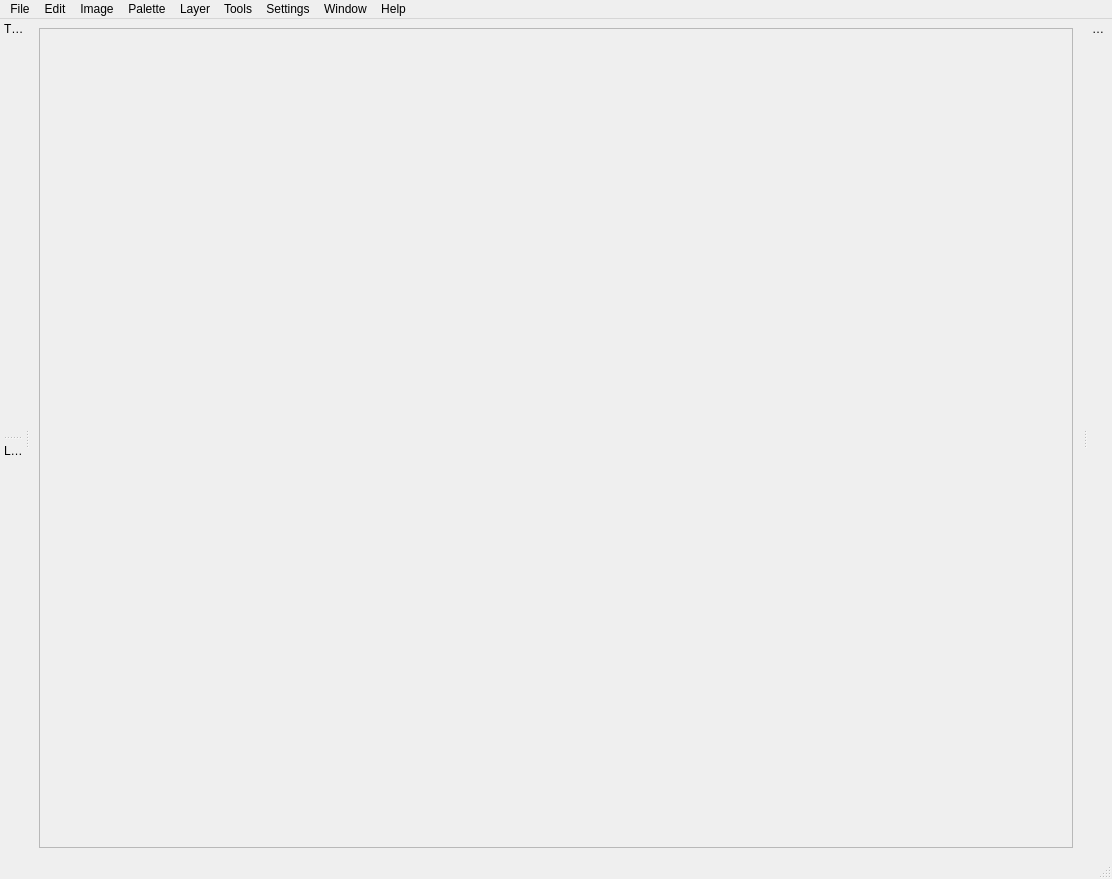
Above: src/ui/mainwindow.ui from Zipeerix/capy-art-studio before the change. Below: the same form after it.
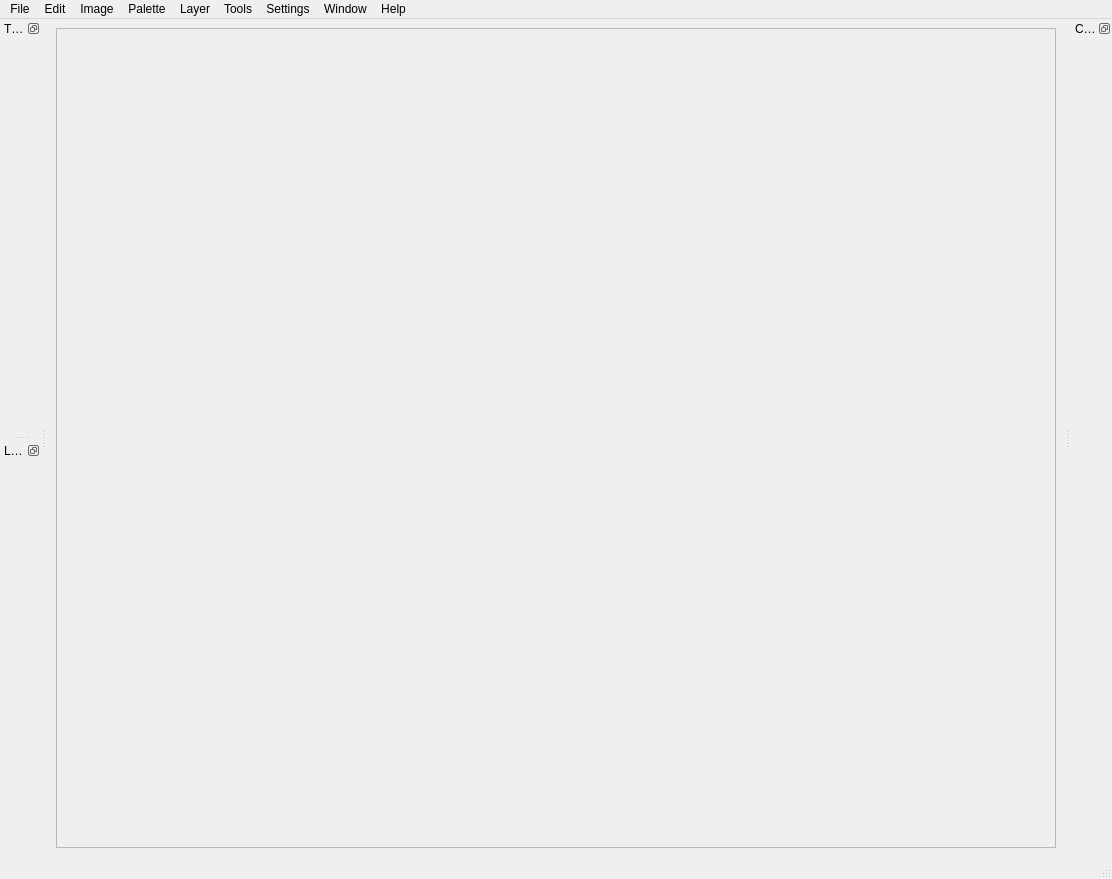
That is the form after the change. Icons and pictures are not drawn. Custom widgets are drawn as their Qt base class.

Patch:
```diff
--- a/src/ui/mainwindow.ui
+++ b/src/ui/mainwindow.ui
@@ -30,8 +30,8 @@
                                 <rect>
                                     <x>0</x>
                                     <y>0</y>
-                                    <width>1040</width>
-                                    <height>783</height>
+         <width>1000</width>
+         <height>802</height>
                                 </rect>
                             </property>
                             <layout class="QHBoxLayout" name="horizontalLayout_2">
@@ -150,7 +150,7 @@
                 <bool>false</bool>
             </property>
             <property name="features">
-                <set>QDockWidget::NoDockWidgetFeatures</set>
+    <set>QDockWidget::DockWidgetFloatable|QDockWidget::DockWidgetMovable</set>
             </property>
             <property name="windowTitle">
                 <string>Tools</string>
@@ -165,7 +165,7 @@
                 <bool>false</bool>
             </property>
             <property name="features">
-                <set>QDockWidget::NoDockWidgetFeatures</set>
+    <set>QDockWidget::DockWidgetFloatable|QDockWidget::DockWidgetMovable</set>
             </property>
             <property name="windowTitle">
                 <string>Color</string>
@@ -177,7 +177,7 @@
         </widget>
         <widget class="DockableWidget" name="layersDock">
             <property name="features">
-                <set>QDockWidget::NoDockWidgetFeatures</set>
+    <set>QDockWidget::DockWidgetFloatable|QDockWidget::DockWidgetMovable</set>
             </property>
             <property name="windowTitle">
                 <string>Layers</string>
```
Left out of the diff: 5 changed lines with no effect on the pictures. Lines whose indentation alone changed are shown as unchanged.
